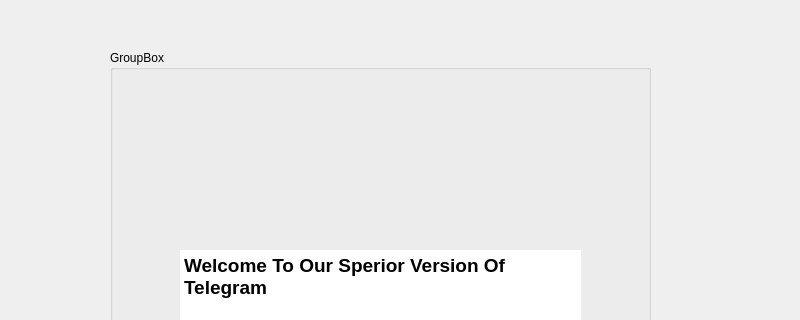
Above: entername2/safhepishvaz.ui from Parsa20231401/FAZE1.0 before the change; both pictures show x 0 to 800 and y 0 to 320 of the 800 by 600 pixel window. Below: the same form after it.
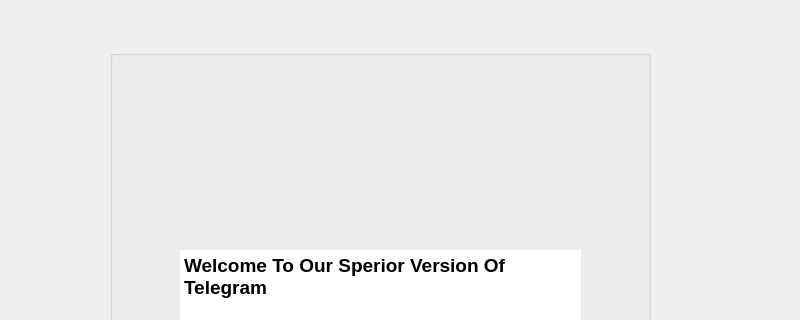
That is the form after the change. Icons and pictures are not drawn.

The edit to the form file:
```diff
--- a/entername2/safhepishvaz.ui
+++ b/entername2/safhepishvaz.ui
@@ -24,7 +24,7 @@
      </rect>
     </property>
     <property name="title">
-     <string>GroupBox</string>
+     <string/>
     </property>
     <widget class="QPushButton" name="pushButton">
      <property name="geometry">
```
